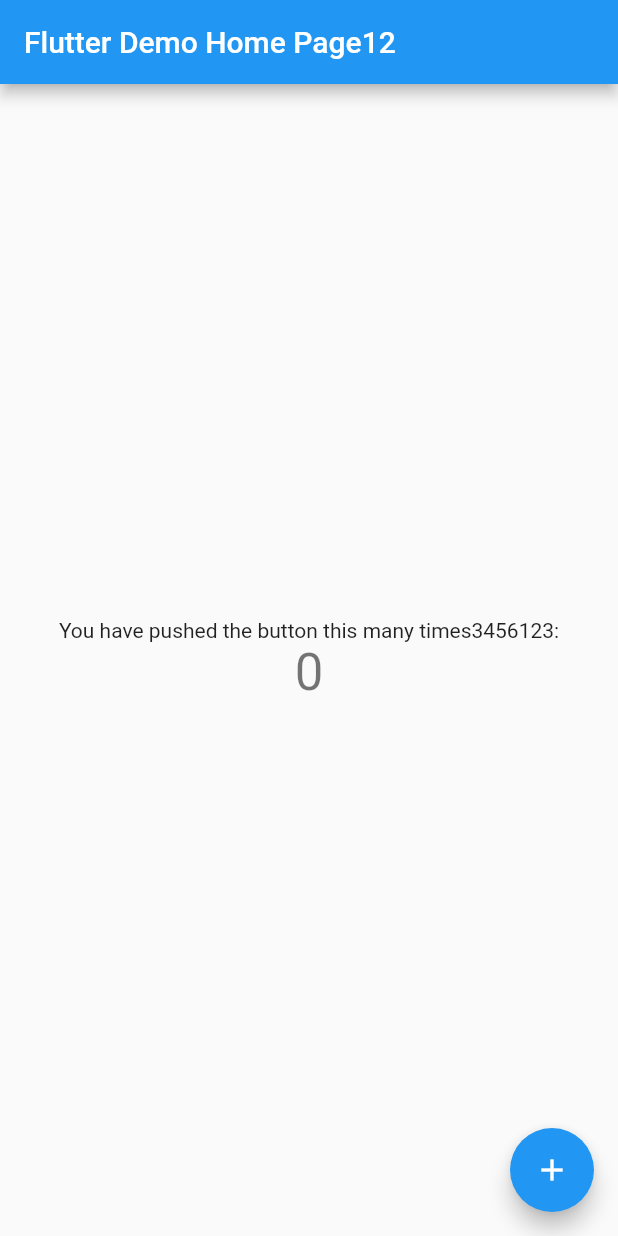
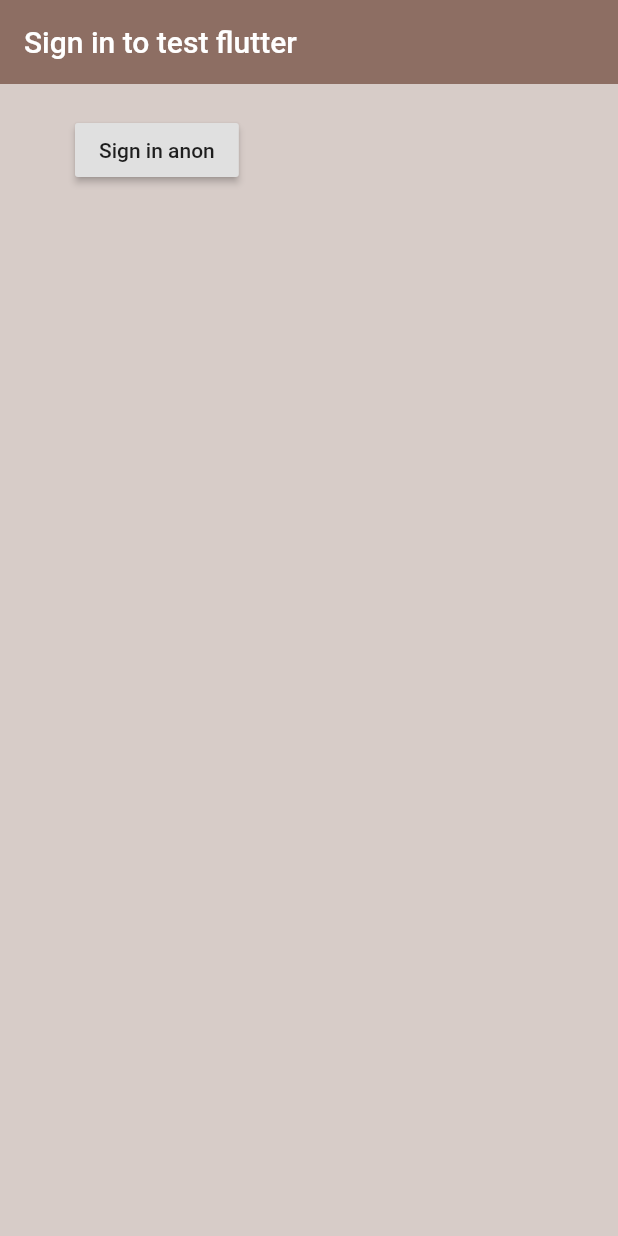
Before and after one commit to ophite/test_flutter, a Flutter app: the screen it shows after launch, on a phone screen of 412 x 824 dp. Run offline on Flutter 3.47's test engine with Material 2 defaults, Android fonts, the phone set to English and light mode, and no system bars; our stand-ins replace firebase_auth, firebase_core; accounts and stored records are empty.

Commit message:
added sign in with firebase

```diff
--- a/lib/main.dart
+++ b/lib/main.dart
@@ -1,6 +1,9 @@
+import 'package:firebase_core/firebase_core.dart';
 import 'package:flutter/material.dart';
+import 'package:my_first_flutter_1/screens/wrapper.dart';
 
-void main() {
+void main() async {
+  await Firebase.initializeApp();
   runApp(MyApp());
 }
 
@@ -8,110 +11,6 @@ class MyApp extends StatelessWidget {
   // This widget is the root of your application.
   @override
   Widget build(BuildContext context) {
-    return MaterialApp(
-      title: 'Flutter Demo',
-      theme: ThemeData(
-        // This is the theme of your application.
-        //
-        // Try running your application with "flutter run". You'll see the
-        // application has a blue toolbar. Then, without quitting the app, try
-        // changing the primarySwatch below to Colors.green and then invoke
-        // "hot reload" (press "r" in the console where you ran "flutter run",
-        // or simply save your changes to "hot reload" in a Flutter IDE).
-        // Notice that the counter didn't reset back to zero; the application
-        // is not restarted.
-        primarySwatch: Colors.blue,
-        // This makes the visual density adapt to the platform that you run
-        // the app on. For desktop platforms, the controls will be smaller and
-        // closer together (more dense) than on mobile platforms.
-        visualDensity: VisualDensity.adaptivePlatformDensity,
-      ),
-      home: MyHomePage(title: 'Flutter Demo Home Page12'),
-    );
+    return MaterialApp(home: Wrapper());
   }
 }
-
-class MyHomePage extends StatefulWidget {
-  MyHomePage({Key key, this.title}) : super(key: key);
-
-  // This widget is the home page of your application. It is stateful, meaning
-  // that it has a State object (defined below) that contains fields that affect
-  // how it looks.
-
-  // This class is the configuration for the state. It holds the values (in this
-  // case the title) provided by the parent (in this case the App widget) and
-  // used by the build method of the State. Fields in a Widget subclass are
-  // always marked "final".
-
-  final String title;
-
-  @override
-  _MyHomePageState createState() => _MyHomePageState();
-}
-
-class _MyHomePageState extends State<MyHomePage> {
-  int _counter = 0;
-
-  void _incrementCounter() {
-    setState(() {
-      // This call to setState tells the Flutter framework that something has
-      // changed in this State, which causes it to rerun the build method below
-      // so that the display can reflect the updated values. If we changed
-      // _counter without calling setState(), then the build method would not be
-      // called again, and so nothing would appear to happen.
-      _counter++;
-    });
-  }
-
-  @override
-  Widget build(BuildContext context) {
-    // This method is rerun every time setState is called, for instance as done
-    // by the _incrementCounter method above.
-    //
-    // The Flutter framework has been optimized to make rerunning build methods
-    // fast, so that you can just rebuild anything that needs updating rather
-    // than having to individually change instances of widgets.
-    return Scaffold(
-      appBar: AppBar(
-        // Here we take the value from the MyHomePage object that was created by
-        // the App.build method, and use it to set our appbar title.
-        title: Text(widget.title),
-      ),
-      body: Center(
-        // Center is a layout widget. It takes a single child and positions it
-        // in the middle of the parent.
-        child: Column(
-          // Column is also a layout widget. It takes a list of children and
-          // arranges them vertically. By default, it sizes itself to fit its
-          // children horizontally, and tries to be as tall as its parent.
-          //
-          // Invoke "debug painting" (press "p" in the console, choose the
-          // "Toggle Debug Paint" action from the Flutter Inspector in Android
-          // Studio, or the "Toggle Debug Paint" command in Visual Studio Code)
-          // to see the wireframe for each widget.
-          //
-          // Column has various properties to control how it sizes itself and
-          // how it positions its children. Here we use mainAxisAlignment to
-          // center the children vertically; the main axis here is the vertical
-          // axis because Columns are vertical (the cross axis would be
-          // horizontal).
-          mainAxisAlignment: MainAxisAlignment.center,
-          children: <Widget>[
-            Text(
-              'You have pushed the button this many times3456123:',
-            ),
-            Text(
-              '$_counter',
-              style: Theme.of(context).textTheme.headline4,
-            ),
-          ],
-        ),
-      ),
-      floatingActionButton: FloatingActionButton(
-        onPressed: _incrementCounter,
-        tooltip: 'Increment',
-        child: Icon(Icons.add),
-      ), // This trailing comma makes auto-formatting nicer for build methods.
-    );
-  }
-}
--- a/lib/screens/home/home.dart
+++ b/lib/screens/home/home.dart
@@ -3,7 +3,7 @@ import 'package:flutter/material.dart';
 class Home extends StatelessWidget {
   Widget build(BuildContext context) {
     return Container(
-      child: Text('home'),
+      child: Text('home22'),
     );
   }
 }
--- a/lib/screens/login/login.dart
+++ b/lib/screens/login/login.dart
@@ -1,4 +1,5 @@
 import 'package:flutter/material.dart';
+import 'package:my_first_flutter_1/screens/login/sign_in.dart';
 
 class Login extends StatefulWidget {
   @override
@@ -9,7 +10,7 @@ class _LoginState extends State<Login> {
   @override
   Widget build(BuildContext context) {
     return Container(
-      child: Text('authenticate'),
+      child: SignIn(),
     );
   }
 }
--- /dev/null
+++ b/lib/screens/login/sign_in.dart
@@ -0,0 +1,38 @@
+import 'package:flutter/material.dart';
+import 'package:my_first_flutter_1/services/auth.dart';
+
+class SignIn extends StatefulWidget {
+  @override
+  _SignInState createState() => _SignInState();
+}
+
+class _SignInState extends State<SignIn> {
+  final AuthService _auth = AuthService();
+
+  @override
+  Widget build(BuildContext context) {
+    return Scaffold(
+      backgroundColor: Colors.brown[100],
+      appBar: AppBar(
+        backgroundColor: Colors.brown[400],
+        elevation: 0.0,
+        title: Text('Sign in to test flutter'),
+      ),
+      body: Container(
+        padding: EdgeInsets.symmetric(vertical: 20.0, horizontal: 50.0),
+        child: RaisedButton(
+          child: Text('Sign in anon'),
+          onPressed: () async {
+            dynamic result = await _auth.signInAnon();
+            if (result == null) {
+              print('error signing in');
+            } else {
+              print('signed in');
+              print(result);
+            }
+          },
+        ),
+      ),
+    );
+  }
+}
--- a/lib/screens/wrapper.dart
+++ b/lib/screens/wrapper.dart
@@ -1,9 +1,9 @@
 import 'package:flutter/material.dart';
-import 'package:my_first_flutter_1/screens/home/home.dart';
+import 'package:my_first_flutter_1/screens/login/login.dart';
 
 class Wrapper extends StatelessWidget {
   @override
   Widget build(BuildContext context) {
-    return Home();
+    return Login();
   }
 }
```
Also changed, not shown: lib/services/auth.dart (added, +16 -0 lines), lib/generated/i18n.dart (added), 1 other file.
